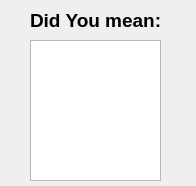
Qt form Word_Frequently_Counter/form.ui (aseelgamaal/Word-Frequently-Counter) before a commit.
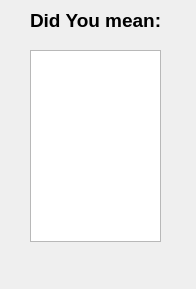
The same form after that commit.

What changed in the file:
```diff
--- a/Word_Frequently_Counter/form.ui
+++ b/Word_Frequently_Counter/form.ui
@@ -7,25 +7,12 @@
     <x>0</x>
     <y>0</y>
     <width>196</width>
-    <height>186</height>
+    <height>289</height>
    </rect>
   </property>
   <property name="windowTitle">
    <string>Form</string>
   </property>
-  <widget class="QListView" name="listView">
-   <property name="geometry">
-    <rect>
-     <x>30</x>
-     <y>40</y>
-     <width>131</width>
-     <height>141</height>
-    </rect>
-   </property>
-   <property name="editTriggers">
-    <set>QAbstractItemView::NoEditTriggers</set>
-   </property>
-  </widget>
   <widget class="QLabel" name="label">
    <property name="geometry">
     <rect>
@@ -45,6 +32,43 @@
     <string>Did You mean:</string>
    </property>
   </widget>
+  <widget class="QLabel" name="label_2">
+   <property name="geometry">
+    <rect>
+     <x>50</x>
+     <y>230</y>
+     <width>91</width>
+     <height>31</height>
+    </rect>
+   </property>
+   <property name="font">
+    <font>
+     <pointsize>14</pointsize>
+    </font>
+   </property>
+   <property name="text">
+    <string/>
+   </property>
+  </widget>
+  <widget class="QListView" name="listView">
+   <property name="geometry">
+    <rect>
+     <x>30</x>
+     <y>50</y>
+     <width>131</width>
+     <height>192</height>
+    </rect>
+   </property>
+   <property name="editTriggers">
+    <set>QAbstractItemView::NoEditTriggers</set>
+   </property>
+   <property name="showDropIndicator" stdset="0">
+    <bool>false</bool>
+   </property>
+   <property name="dragEnabled">
+    <bool>true</bool>
+   </property>
+  </widget>
  </widget>
  <resources/>
  <connections/>
```
